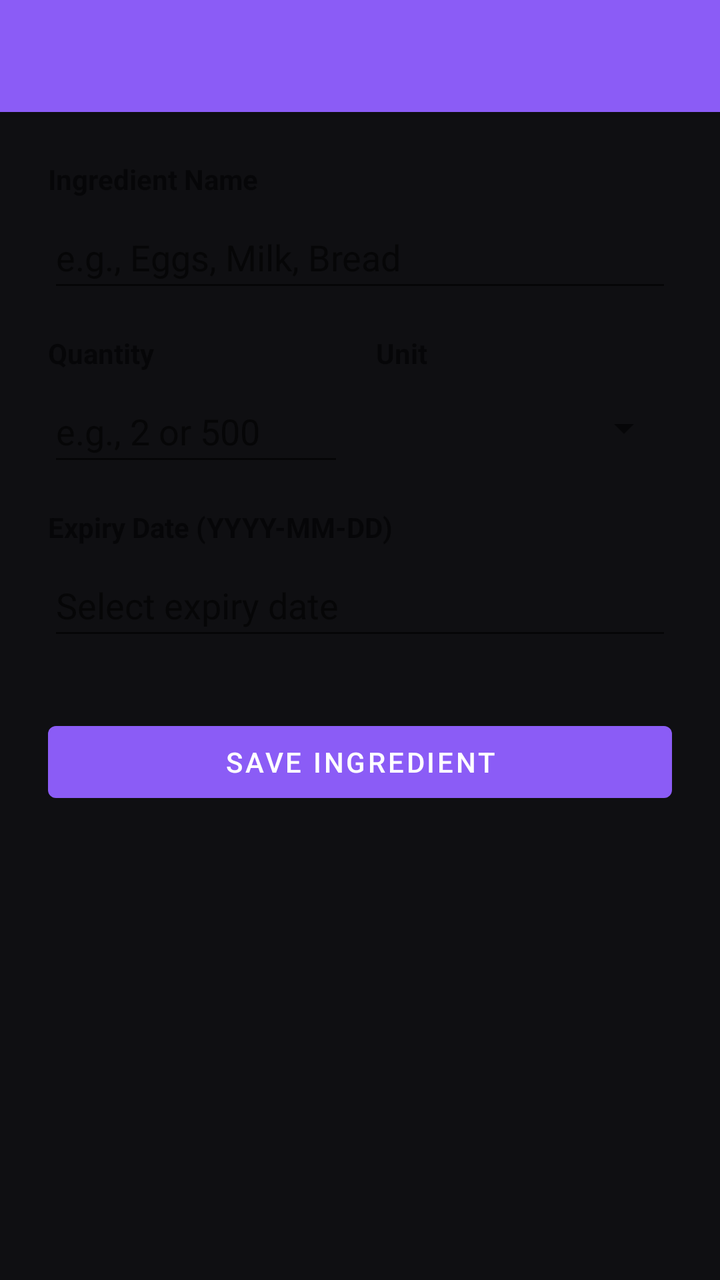
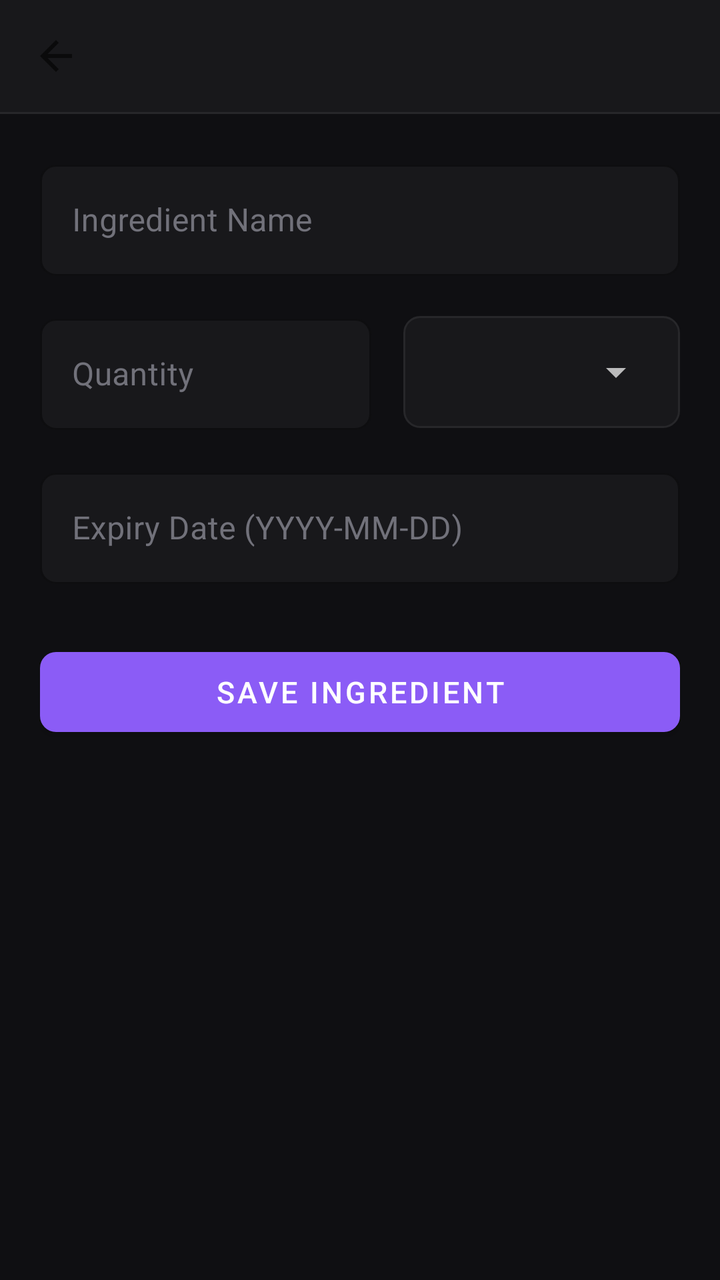

Before-and-after screenshots of an Android layout around one commit, followed by the original layout XML and the change that was made.
<!-- AndroidManifest.xml: application theme Theme.EmptyViewsActivity -->
<!-- res/layout/activity_add_edit_item.xml -->
<?xml version="1.0" encoding="utf-8"?>
<LinearLayout xmlns:android="http://schemas.android.com/apk/res/android"
    xmlns:app="http://schemas.android.com/apk/res-auto"
    android:layout_width="match_parent"
    android:layout_height="match_parent"
    android:orientation="vertical">

    <androidx.appcompat.widget.Toolbar
        android:id="@+id/toolbar"
        android:layout_width="match_parent"
        android:layout_height="?attr/actionBarSize"
        android:background="?attr/colorPrimary"
        app:titleTextColor="@android:color/white"
        android:elevation="4dp" />

    <ScrollView
        android:layout_width="match_parent"
        android:layout_height="match_parent"
        android:fillViewport="true">

        <LinearLayout
            android:layout_width="match_parent"
            android:layout_height="wrap_content"
            android:orientation="vertical"
            android:padding="24dp">

            <TextView
                android:layout_width="wrap_content"
                android:layout_height="wrap_content"
                android:text="Ingredient Name"
                android:textStyle="bold"
                android:layout_marginBottom="4dp" />

            <EditText
                android:id="@+id/etItemName"
                android:layout_width="match_parent"
                android:layout_height="wrap_content"
                android:hint="e.g., Eggs, Milk, Bread"
                android:inputType="textCapWords"
                android:minHeight="48dp"
                android:layout_marginBottom="16dp" />

            <LinearLayout
                android:layout_width="match_parent"
                android:layout_height="wrap_content"
                android:orientation="horizontal"
                android:baselineAligned="false"
                android:layout_marginBottom="16dp">

                <LinearLayout
                    android:layout_width="0dp"
                    android:layout_height="wrap_content"
                    android:layout_weight="1"
                    android:orientation="vertical"
                    android:layout_marginEnd="8dp">

                    <TextView
                        android:layout_width="wrap_content"
                        android:layout_height="wrap_content"
                        android:text="Quantity"
                        android:textStyle="bold"
                        android:layout_marginBottom="4dp" />

                    <EditText
                        android:id="@+id/etItemQuantity"
                        android:layout_width="match_parent"
                        android:layout_height="wrap_content"
                        android:hint="e.g., 2 or 500"
                        android:inputType="numberDecimal"
                        android:minHeight="48dp" />
                </LinearLayout>

                <LinearLayout
                    android:layout_width="0dp"
                    android:layout_height="wrap_content"
                    android:layout_weight="1"
                    android:orientation="vertical"
                    android:layout_marginStart="8dp">

                    <TextView
                        android:layout_width="wrap_content"
                        android:layout_height="wrap_content"
                        android:text="Unit"
                        android:textStyle="bold"
                        android:layout_marginBottom="4dp" />

                    <Spinner
                        android:id="@+id/spinnerUnit"
                        android:layout_width="match_parent"
                        android:layout_height="48dp" />
                </LinearLayout>

            </LinearLayout>

            <TextView
                android:layout_width="wrap_content"
                android:layout_height="wrap_content"
                android:text="Expiry Date (YYYY-MM-DD)"
                android:textStyle="bold"
                android:layout_marginBottom="4dp" />

            <EditText
                android:id="@+id/etItemExpiry"
                android:layout_width="match_parent"
                android:layout_height="wrap_content"
                android:hint="Select expiry date"
                android:focusable="false"
                android:clickable="true"
                android:minHeight="48dp"
                android:layout_marginBottom="32dp" />

            <Button
                android:id="@+id/btnSaveItem"
                android:layout_width="match_parent"
                android:layout_height="wrap_content"
                android:text="@string/btn_save"
                android:layout_marginBottom="12dp" />

            <Button
                android:id="@+id/btnDeleteItem"
                android:layout_width="match_parent"
                android:layout_height="wrap_content"
                android:text="@string/btn_delete"
                android:visibility="gone"
                style="@style/Widget.MaterialComponents.Button.OutlinedButton" />

        </LinearLayout>

    </ScrollView>
</LinearLayout>
<!-- resources referenced by this layout -->
<resources>
  <string name="btn_delete">Delete Ingredient</string>
  <string name="btn_save">Save Ingredient</string>
  <style name="Theme.EmptyViewsActivity" parent="Base.Theme.EmptyViewsActivity" />
  <style name="Base.Theme.EmptyViewsActivity" parent="Theme.MaterialComponents.DayNight.NoActionBar">
          
          <item name="colorPrimary">@color/brand_primary</item>
          <item name="colorPrimaryVariant">@color/brand_primary_variant</item>
          <item name="colorOnPrimary">@color/brand_on_primary</item>
          <item name="android:windowBackground">@color/bg_canvas</item>
  
          
          <item name="android:statusBarColor">@color/bg_surface</item>
          <item name="android:navigationBarColor">@color/bg_surface</item>
          <item name="android:windowLightStatusBar" tools:targetApi="m">false</item>
      </style>
  <color name="brand_primary">#8B5CF6</color>
  <color name="brand_primary_variant">#7C3AED</color>
  <color name="brand_on_primary">#FFFFFF</color>
  <color name="bg_canvas">#0F0F12</color>
  <color name="bg_surface">#18181B</color>
</resources>

<!-- the commit's change to res/layout/activity_add_edit_item.xml (unified diff, before → after) -->
@@ -3,15 +3,23 @@
     xmlns:app="http://schemas.android.com/apk/res-auto"
     android:layout_width="match_parent"
     android:layout_height="match_parent"
+    android:background="@color/bg_canvas"
+    android:fitsSystemWindows="true"
     android:orientation="vertical">
 
     <androidx.appcompat.widget.Toolbar
         android:id="@+id/toolbar"
         android:layout_width="match_parent"
         android:layout_height="?attr/actionBarSize"
-        android:background="?attr/colorPrimary"
-        app:titleTextColor="@android:color/white"
-        android:elevation="4dp" />
+        android:background="@color/bg_surface"
+        app:titleTextColor="@color/text_primary"
+        app:navigationIcon="?attr/homeAsUpIndicator"
+        android:elevation="0dp" />
+
+    <View
+        android:layout_width="match_parent"
+        android:layout_height="1dp"
+        android:background="@color/border_subtle" />
 
     <ScrollView
         android:layout_width="match_parent"
@@ -22,24 +30,33 @@
             android:layout_width="match_parent"
             android:layout_height="wrap_content"
             android:orientation="vertical"
-            android:padding="24dp">
+            android:padding="20dp">
 
-            <TextView
-                android:layout_width="wrap_content"
-                android:layout_height="wrap_content"
-                android:text="Ingredient Name"
-                android:textStyle="bold"
-                android:layout_marginBottom="4dp" />
-
-            <EditText
-                android:id="@+id/etItemName"
+            
+            <com.google.android.material.textfield.TextInputLayout
                 android:layout_width="match_parent"
                 android:layout_height="wrap_content"
-                android:hint="e.g., Eggs, Milk, Bread"
-                android:inputType="textCapWords"
-                android:minHeight="48dp"
-                android:layout_marginBottom="16dp" />
+                android:layout_marginBottom="16dp"
+                android:hint="Ingredient Name"
+                android:textColorHint="@color/text_tertiary"
+                app:boxBackgroundColor="@color/bg_surface"
+                app:boxStrokeColor="@color/brand_primary"
+                app:boxStrokeWidth="1dp"
+                app:boxCornerRadiusTopStart="8dp"
+                app:boxCornerRadiusTopEnd="8dp"
+                app:boxCornerRadiusBottomStart="8dp"
+                app:boxCornerRadiusBottomEnd="8dp"
+                style="@style/Widget.MaterialComponents.TextInputLayout.OutlinedBox">
 
+                <com.google.android.material.textfield.TextInputEditText
+                    android:id="@+id/etItemName"
+                    android:layout_width="match_parent"
+                    android:layout_height="wrap_content"
+                    android:inputType="textCapWords"
+                    android:textColor="@color/text_primary" />
+            </com.google.android.material.textfield.TextInputLayout>
+
+            
             <LinearLayout
                 android:layout_width="match_parent"
                 android:layout_height="wrap_content"
@@ -47,84 +64,100 @@
                 android:baselineAligned="false"
                 android:layout_marginBottom="16dp">
 
-                <LinearLayout
+                <com.google.android.material.textfield.TextInputLayout
                     android:layout_width="0dp"
                     android:layout_height="wrap_content"
-                    android:layout_weight="1"
-                    android:orientation="vertical"
-                    android:layout_marginEnd="8dp">
+                    android:layout_weight="1.2"
+                    android:layout_marginEnd="8dp"
+                    android:hint="Quantity"
+                    android:textColorHint="@color/text_tertiary"
+                    app:boxBackgroundColor="@color/bg_surface"
+                    app:boxStrokeColor="@color/brand_primary"
+                    app:boxStrokeWidth="1dp"
+                    app:boxCornerRadiusTopStart="8dp"
+                    app:boxCornerRadiusTopEnd="8dp"
+                    app:boxCornerRadiusBottomStart="8dp"
+                    app:boxCornerRadiusBottomEnd="8dp"
+                    style="@style/Widget.MaterialComponents.TextInputLayout.OutlinedBox">
 
-                    <TextView
-                        android:layout_width="wrap_content"
-                        android:layout_height="wrap_content"
-                        android:text="Quantity"
-                        android:textStyle="bold"
-                        android:layout_marginBottom="4dp" />
-
-                    <EditText
+                    <com.google.android.material.textfield.TextInputEditText
                         android:id="@+id/etItemQuantity"
                         android:layout_width="match_parent"
                         android:layout_height="wrap_content"
-                        android:hint="e.g., 2 or 500"
                         android:inputType="numberDecimal"
-                        android:minHeight="48dp" />
-                </LinearLayout>
+                        android:textColor="@color/text_primary" />
+                </com.google.android.material.textfield.TextInputLayout>
 
                 <LinearLayout
                     android:layout_width="0dp"
-                    android:layout_height="wrap_content"
+                    android:layout_height="56dp"
                     android:layout_weight="1"
-                    android:orientation="vertical"
-                    android:layout_marginStart="8dp">
-
-                    <TextView
-                        android:layout_width="wrap_content"
-                        android:layout_height="wrap_content"
-                        android:text="Unit"
-                        android:textStyle="bold"
-                        android:layout_marginBottom="4dp" />
+                    android:layout_marginStart="8dp"
+                    android:layout_marginTop="4dp"
+                    android:background="@drawable/spinner_background"
+                    android:gravity="center_vertical"
+                    android:paddingHorizontal="8dp">
 
                     <Spinner
                         android:id="@+id/spinnerUnit"
                         android:layout_width="match_parent"
-                        android:layout_height="48dp" />
+                        android:layout_height="wrap_content"
+                        android:theme="@style/ThemeOverlay.AppCompat.Dark" />
                 </LinearLayout>
 
             </LinearLayout>
 
-            <TextView
-                android:layout_width="wrap_content"
-                android:layout_height="wrap_content"
-                android:text="Expiry Date (YYYY-MM-DD)"
-                android:textStyle="bold"
-                android:layout_marginBottom="4dp" />
-
-            <EditText
-                android:id="@+id/etItemExpiry"
+            
+            <com.google.android.material.textfield.TextInputLayout
                 android:layout_width="match_parent"
                 android:layout_height="wrap_content"
-                android:hint="Select expiry date"
-                android:focusable="false"
-                android:clickable="true"
-                android:minHeight="48dp"
-                android:layout_marginBottom="32dp" />
+                android:layout_marginBottom="28dp"
+                android:hint="Expiry Date (YYYY-MM-DD)"
+                android:textColorHint="@color/text_tertiary"
+                app:boxBackgroundColor="@color/bg_surface"
+                app:boxStrokeColor="@color/brand_primary"
+                app:boxStrokeWidth="1dp"
+                app:boxCornerRadiusTopStart="8dp"
+                app:boxCornerRadiusTopEnd="8dp"
+                app:boxCornerRadiusBottomStart="8dp"
+                app:boxCornerRadiusBottomEnd="8dp"
+                style="@style/Widget.MaterialComponents.TextInputLayout.OutlinedBox">
 
-            <Button
+                <com.google.android.material.textfield.TextInputEditText
+                    android:id="@+id/etItemExpiry"
+                    android:layout_width="match_parent"
+                    android:layout_height="wrap_content"
+                    android:focusable="false"
+                    android:clickable="true"
+                    android:textColor="@color/text_primary" />
+            </com.google.android.material.textfield.TextInputLayout>
+
+            
+            <com.google.android.material.button.MaterialButton
                 android:id="@+id/btnSaveItem"
                 android:layout_width="match_parent"
-                android:layout_height="wrap_content"
+                android:layout_height="52dp"
                 android:text="@string/btn_save"
+                android:textSize="15sp"
+                app:cornerRadius="8dp"
+                app:backgroundTint="@color/brand_primary"
+                android:textColor="@android:color/white"
                 android:layout_marginBottom="12dp" />
 
-            <Button
+            
+            <com.google.android.material.button.MaterialButton
                 android:id="@+id/btnDeleteItem"
                 android:layout_width="match_parent"
-                android:layout_height="wrap_content"
+                android:layout_height="52dp"
                 android:text="@string/btn_delete"
+                android:textSize="15sp"
                 android:visibility="gone"
+                app:cornerRadius="8dp"
+                android:textColor="@color/status_expired_text"
+                app:strokeColor="@color/status_expired_border"
+                app:strokeWidth="1dp"
                 style="@style/Widget.MaterialComponents.Button.OutlinedButton" />
 
         </LinearLayout>
-
     </ScrollView>
 </LinearLayout>
<!-- resource entries referenced after the edit -->
@@ -16,9 +16,24 @@
           <item name="android:windowLightStatusBar" tools:targetApi="m">false</item>
       </style>
   <color name="brand_primary">#8B5CF6</color>
+  <color name="status_expired_border">#33EF4444</color>
+  <color name="status_expired_text">#EF4444</color>
+  <color name="text_primary">#FFFFFF</color>
+  <color name="text_tertiary">#71717A</color>
+  <!-- drawable spinner_background (drawable) -->
+  <?xml version="1.0" encoding="utf-8"?>
+  <shape xmlns:android="http://schemas.android.com/apk/res/android"
+      android:shape="rectangle">
+      <solid android:color="@color/bg_surface" />
+      <stroke
+          android:width="1dp"
+          android:color="@color/border_subtle" />
+      <corners android:radius="8dp" />
+  </shape>
   <color name="brand_primary_variant">#7C3AED</color>
   <color name="brand_on_primary">#FFFFFF</color>
   <color name="bg_canvas">#0F0F12</color>
   <color name="bg_surface">#18181B</color>
+  <color name="border_subtle">#27272A</color>
 </resources>
 
